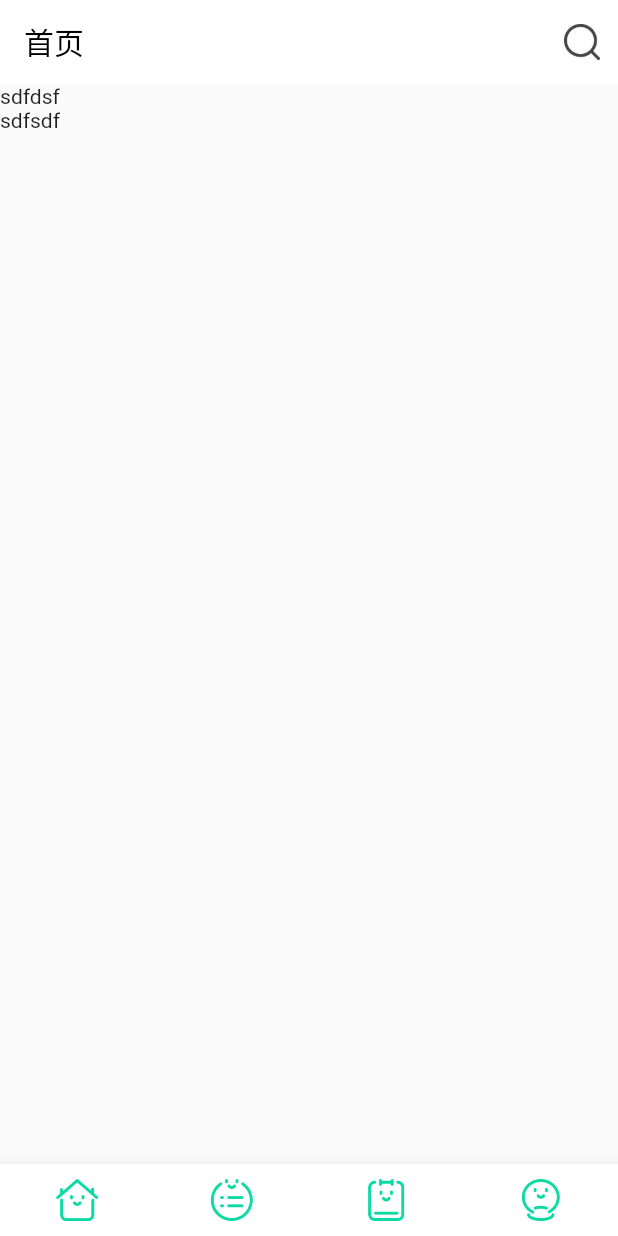
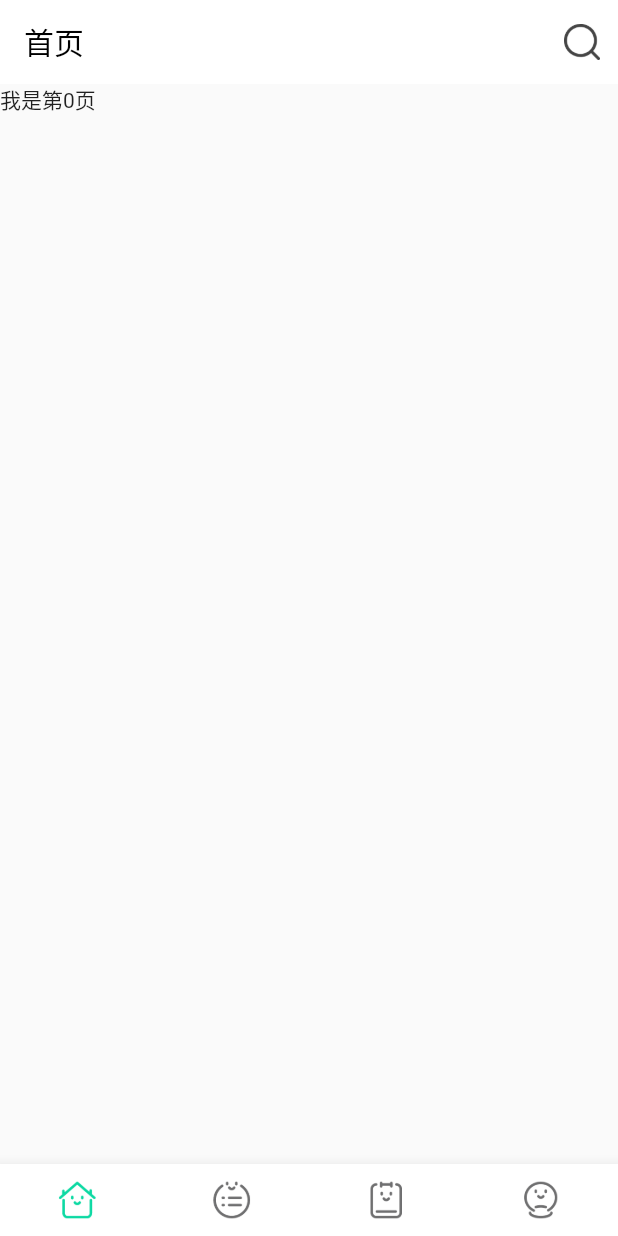
Before and after one commit to TzuChiangLi/WanAndroid_Flutter, a Flutter app: the screen it shows after launch, on a phone screen of 412 x 824 dp. Run offline on Flutter 3.47's test engine with Material 2 defaults, Android fonts, the phone set to English and light mode, and no system bars.

Commit message:
2019年09月14日14:39:55 1.底部导航栏的选中效果

```diff
--- a/lib/main.dart
+++ b/lib/main.dart
@@ -8,68 +8,114 @@ class MainPage extends StatelessWidget {
     // TODO: implement build
     return new MaterialApp(
       title: "flutter",
-      home: new HomePage(),
+      home: new MainStatePage(),
     );
   }
 }
 
-class HomePage extends StatefulWidget {
+class MainStatePage extends StatefulWidget {
   @override
-  _HomePage createState() => _HomePage();
+  _MainStatePage createState() => _MainStatePage();
 }
 
-class _HomePage extends State<HomePage> {
+class _MainStatePage extends State<MainStatePage> {
+  int _currentPageIndex = 0;
+  var _pageController = new PageController(initialPage: 0);
+  var _textBtn = ["首页", "导航体系", "项目", "我"];
+  var _imgBtn = [
+    [Image.asset('imgs/home_no.png'), Image.asset('imgs/home_yes.png')],
+    [Image.asset('imgs/tree_no.png'), Image.asset('imgs/tree_yes.png')],
+    [Image.asset('imgs/project_no.png'), Image.asset('imgs/project_yes.png')],
+    [Image.asset('imgs/user_no.png'), Image.asset('imgs/user_yes.png')]
+  ];
+
   @override
   Widget build(BuildContext context) {
-    // TODO: implement build
     return new Scaffold(
         appBar: AppBar(
           title: Text(
             "首页",
             style: TextStyle(color: Colors.black),
           ),
-
           elevation: 0.0,
           actions: <Widget>[
             IconButton(
-              icon: ImageIcon(AssetImage('imgs/search.png',)),
+              icon: ImageIcon(AssetImage(
+                'imgs/search.png',
+              )),
               color: Color.fromRGBO(68, 68, 68, 1.0),
-              onPressed: (){},
+              onPressed: () {},
             )
           ],
           backgroundColor: Colors.white,
         ),
-        body: Container(
-          child: Column(
-            children: <Widget>[
-              Text("sdfdsf"),
-              Text("sdfsdf"),
-            ],
-          ),
+        body: new PageView.builder(
+          onPageChanged: _pageChange,
+          controller: _pageController,
+          itemBuilder: (BuildContext context, int index) {
+            return new Text("我是第" + index.toString() + "页");
+          },
+          itemCount: 4,
         ),
         bottomNavigationBar: BottomAppBar(
           color: Colors.white,
           child: Row(
             children: <Widget>[
               IconButton(
-                icon: Image.asset('imgs/home.png'),
-                onPressed: () {},
+                icon: changeIconButton(0),
+                onPressed: () {
+                  onTap(0);
+                },
+                padding: new EdgeInsets.all(10.0),
               ),
               IconButton(
-                icon: Image.asset('imgs/tree.png'),
-                onPressed: () {},
+                icon: changeIconButton(1),
+                onPressed: () {
+                  onTap(1);
+                },
+                padding: new EdgeInsets.all(10.0),
               ),
               IconButton(
-                icon: Image.asset('imgs/project_yes.png'),
-                onPressed: () {},
+                icon: changeIconButton(2),
+                onPressed: () {
+                  onTap(2);
+                },
+                padding: new EdgeInsets.all(10.0),
               ),
               IconButton(
-                icon: Image.asset('imgs/user.png'),
-                onPressed: () {},
+                icon: changeIconButton(3),
+                onPressed: () {
+                  onTap(3);
+                },
+                padding: new EdgeInsets.all(10.0),
               ),
             ],
             mainAxisAlignment: MainAxisAlignment.spaceAround,
           ),
         ));
   }
+
+  Image changeIconButton(int currentIndex) {
+    if (currentIndex == _currentPageIndex) {
+      //当前选中
+      return _imgBtn[currentIndex][1];
+    } else {
+      //恢复状态
+      return _imgBtn[currentIndex][0];
+    }
+  }
+
+  void onTap(int index) {
+    // 过pageview的pagecontroller的animateToPage方法可以跳转
+    _pageController.animateToPage(index,
+        duration: const Duration(milliseconds: 300), curve: Curves.ease);
+  }
+
+  void _pageChange(int index) {
+    setState(() {
+      if (_currentPageIndex != index) {
+        _currentPageIndex = index;
+      }
+    });
+  }
 }
```
Also changed, not shown: lib/router.dart (added, +21 -0 lines), pubspec.yaml (+7 -3 lines), imgs/home_no.png (added), imgs/home_yes.png (renamed from imgs/home.png), imgs/project_no.png (added), imgs/tree_no.png (added), imgs/tree_yes.png (renamed from imgs/tree.png), imgs/user_no.png (added), imgs/user_yes.png (renamed from imgs/user.png), lib/pages/search/search.dart (added), 1 other file.
